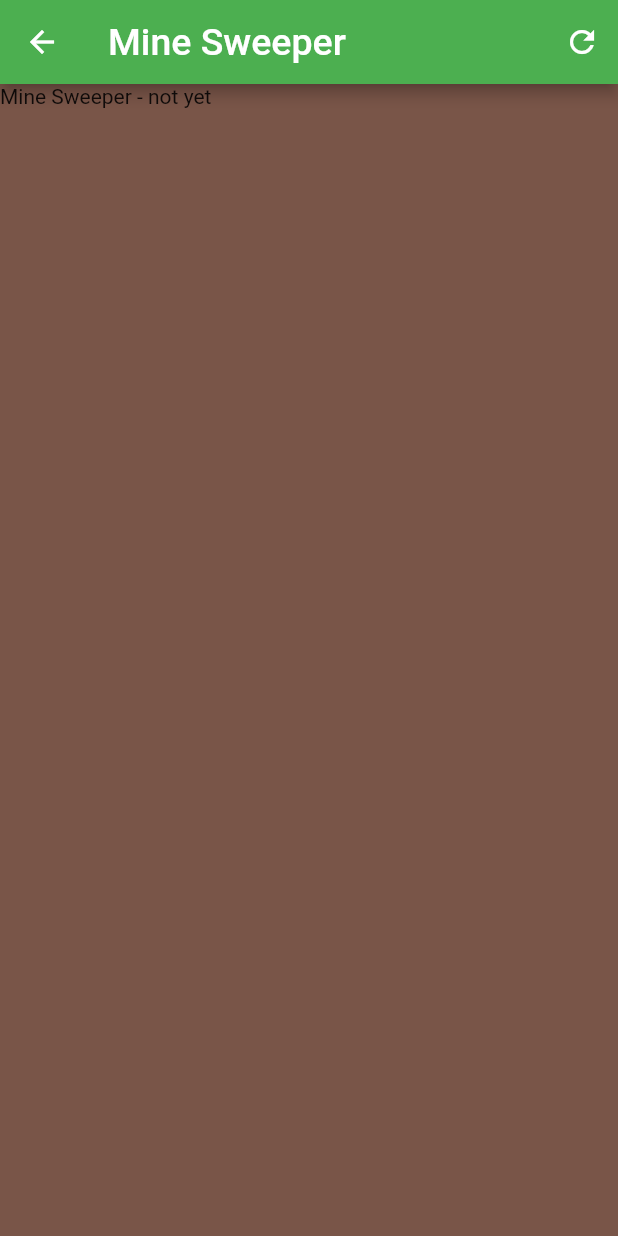
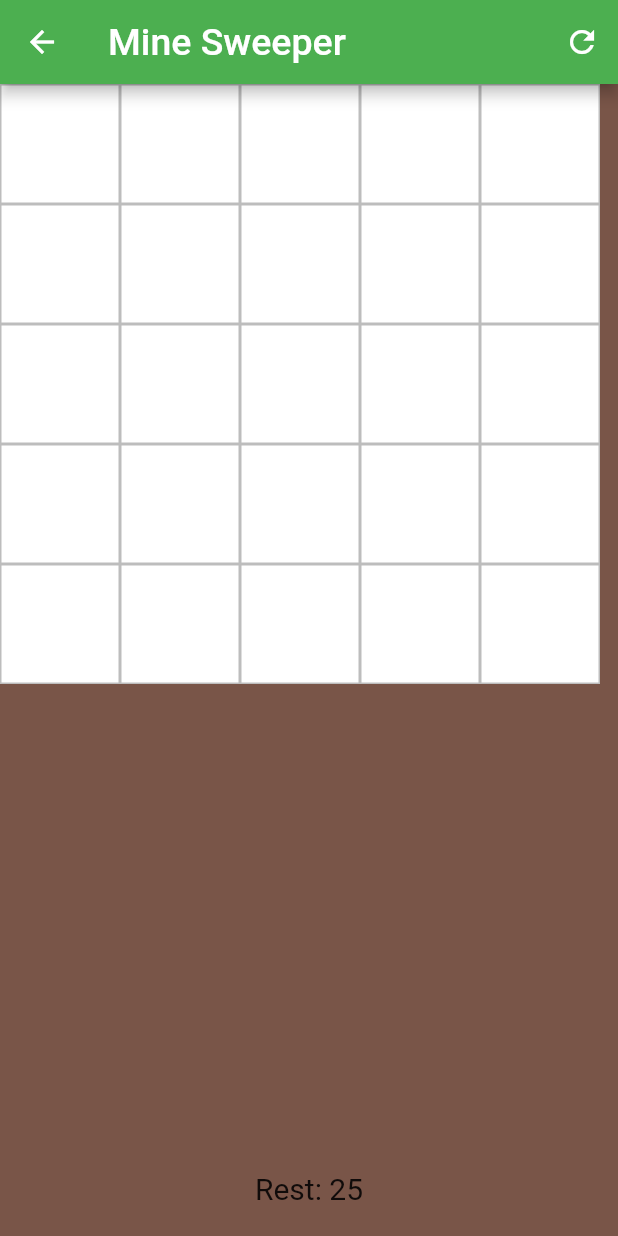
Before and after one commit to LuPoYi/GameChallenge, a Flutter app: the screen it shows after launch, after a tap on "MineSweeper", on a phone screen of 412 x 824 dp. Run offline on Flutter 3.47's test engine with Material 2 defaults, Android fonts, the phone set to English and light mode, and no system bars; Roboto replaces fonts that are missing (tahoma).

Commit message:
Mine Sweeper 1.0 OK

```diff
--- a/lib/Game/MineSweeper.dart
+++ b/lib/Game/MineSweeper.dart
@@ -1,5 +1,6 @@
 import 'package:flutter/material.dart';
 import 'package:GameChallenge/layout.dart';
+import 'dart:math';
 
 class MineSweeper extends StatefulWidget {
   MineSweeper({Key key}) : super(key: key);
@@ -8,16 +9,131 @@ class MineSweeper extends StatefulWidget {
   _MineSweeperState createState() => _MineSweeperState();
 }
 
-Widget _buildBody(BuildContext context) {
-  return Text("Mine Sweeper - not yet");
-}
+class _MineSweeperState extends State<MineSweeper> {
+  List<List<bool>> board;
+  List<List<bool>> boardCover;
+  List<List<Color>> boardBackgroundColor;
+  int mineX, mineY;
+  int randomSeed = 5;
+  int restItem;
+  bool isGameOver = false;
 
-class _MineSweeperState extends State<MineSweeper> {
+  @override
+  void initState() {
+    super.initState();
+    _resetBoard();
+  }
+
+  void _sweep(int x, int y) {
+    if (!boardCover[x][y] && !isGameOver) {
+      _pick(x, y);
+    }
+  }
+
+  void _pick(int x, int y) {
+    setState(() {
+      if (!boardCover[x][y]) {
+        boardCover[x][y] = true;
+      }
+      if (board[x][y]) {
+        boardBackgroundColor[x][y] = Colors.red[200];
+        isGameOver = true;
+      } else {
+        boardBackgroundColor[x][y] = Colors.green[200];
+      }
+      restItem--;
+    });
+  }
+
+  void _resetBoard() {
+    setState(() {
+      board = new List.generate(
+          5,
+          (i) => List.generate(
+              5, (i) => Random().nextInt(randomSeed) == 0 ? true : false));
+
+      boardCover = new List.generate(5, (i) => List.generate(5, (i) => false));
+
+      boardBackgroundColor =
+          new List.generate(5, (i) => List.generate(5, (i) => Colors.white));
+    });
+
+    isGameOver = false;
+    restItem = 25;
+  }
+
+  Widget _buildBody(BuildContext context) {
+    return Column(children: <Widget>[
+      Container(
+          child: Column(
+        mainAxisSize: MainAxisSize.max,
+        mainAxisAlignment: MainAxisAlignment.center,
+        children: <Widget>[_buildBoard()],
+      )),
+      if (isGameOver)
+        Text(
+          "Game Over!",
+          style: TextStyle(fontSize: 30),
+        ),
+      Expanded(
+          child: Align(
+              alignment: Alignment.bottomCenter,
+              child: Padding(
+                padding: EdgeInsets.only(bottom: 20.0),
+                child: Text(
+                  'Rest: $restItem',
+                  style: TextStyle(fontSize: 20),
+                ),
+              )))
+    ]);
+  }
+
+  Widget _buildBoard() {
+    return Column(
+        children: List.generate(
+      5,
+      (x) => Row(
+        children: new List.generate(5, (y) => _buildBox(x, y)),
+      ),
+    ));
+  }
+
+  Widget _buildBox(int x, int y) {
+    BoxBorder border = Border();
+    BorderSide borderStyle = BorderSide(width: 1, color: Colors.black26);
+    double height = 80;
+    double width = 80;
+
+    border = Border(
+        top: borderStyle,
+        bottom: borderStyle,
+        left: borderStyle,
+        right: borderStyle);
+
+    return InkWell(
+        onTap: () {
+          _sweep(x, y);
+        },
+        child: (Container(
+            decoration: BoxDecoration(
+              color: boardBackgroundColor[x][y],
+              border: border,
+            ),
+            height: height,
+            width: width,
+            child: Center(child: Text((() {
+              if (!boardCover[x][y]) {
+                return '';
+              }
+              return board[x][y] ? 'Boom!' : 'Safe';
+            })())))));
+  }
+
   @override
   Widget build(BuildContext context) {
     return Scaffold(
       backgroundColor: Colors.brown,
-      appBar: buildAppBar(context, "Mine Sweeper"),
+      appBar: buildAppBar(context, "Mine Sweeper", _resetBoard),
       body: _buildBody(context),
     );
   }
```
Also changed, not shown: lib/Game/TicTacToe.dart (+28 -4 lines), 1 other file.
